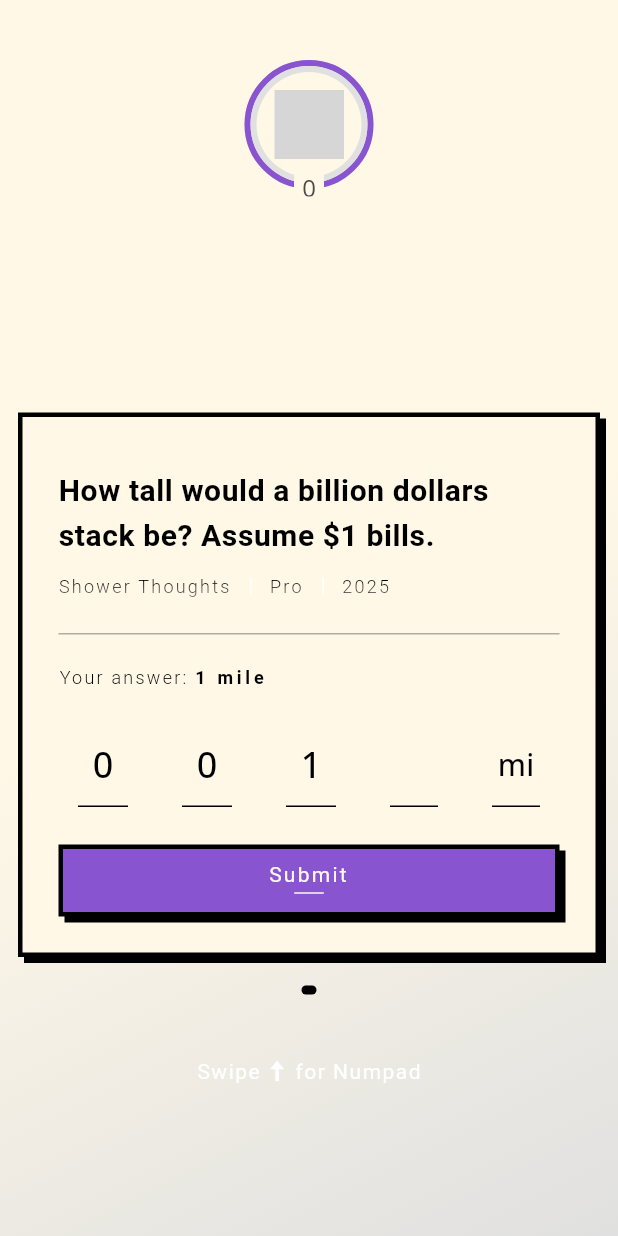
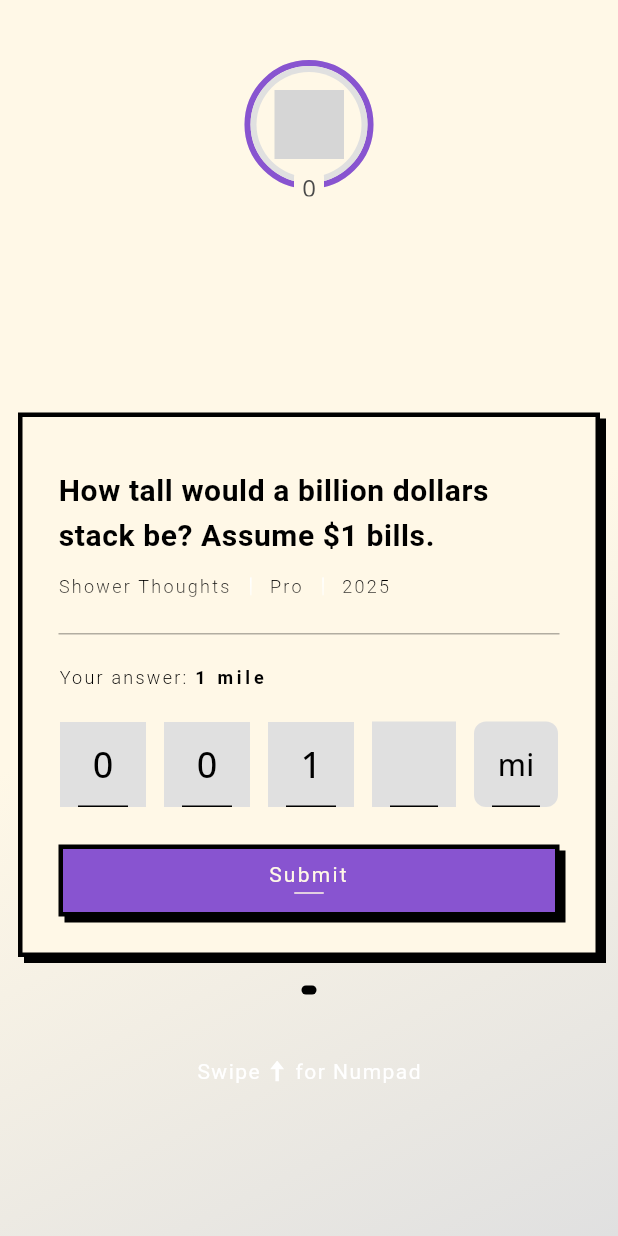
Before and after one commit to leverai/fermi-gen, a Flutter app: the OnboardingScreen screen opened by its route, on a phone screen of 412 x 824 dp. Run offline on Flutter 3.47's test engine with Material 3 defaults, Android fonts, the phone set to English and light mode, and no system bars; drawn by our look-alikes of dots_indicator; our stand-ins replace app_links, cloud_firestore, confetti, firebase_auth, firebase_core, flutter_svg and 7 more; missing offline and left inert: firebase_ui_auth, tutorial_coach_mark; accounts and stored records are empty; Roboto replaces fonts that are missing (Ubuntu); statements that could not run were skipped; project files that could hold a hidden picture were left out; grey boxes are pictures that could not be loaded.

Commit message:
fixup(ff): bg colors for digits

```diff
--- a/apps/fermi-frontend/lib/widgets/answer_widget.dart
+++ b/apps/fermi-frontend/lib/widgets/answer_widget.dart
@@ -573,9 +573,8 @@ class _AnswerWidgetState extends State<AnswerWidget> {
             constraints: BoxConstraints(
               maxHeight: widget.height - containerMargin,
             ),
-            decoration: BoxDecoration(
+            decoration: const BoxDecoration(
               color: Colors.transparent,
-              borderRadius: BorderRadius.circular(12),
             ),
             child: Row(
               mainAxisSize: MainAxisSize.max,
@@ -595,8 +594,8 @@ class _AnswerWidgetState extends State<AnswerWidget> {
                     borderColor: Colors.transparent,
                     draggingBorderColor: appTheme.primary,
                     focusedBorderColor: appTheme.primary,
-                    borderWidth: 1,
-                    digitBackgroundColor: Colors.transparent,
+                    borderWidth: 2,
+                    digitBackgroundColor: appTheme.bgDark,
                     digitTextStyle: AppFont.secondaryTextStyle(
                       context,
                       fontSize: 24,
@@ -638,6 +637,7 @@ class _AnswerWidgetState extends State<AnswerWidget> {
                     revealColor: _digitsOverrideColor,
                     controller: _omController,
                     onChanged: _onOmChanged,
+                    backgroundColor: appTheme.bgDark,
                     onBeforeOpen: () {
                       // Close any open numpad before opening OM selector
                       _digitsController.clearFocus();
@@ -667,6 +667,7 @@ class _AnswerWidgetState extends State<AnswerWidget> {
                           revealColor: _digitsOverrideColor,
                           controller: _unitController,
                           unitOptionsNotifier: widget.unitOptionsNotifier,
+                          backgroundColor: appTheme.bgDark,
                           onBeforeOpen: () {
                             // Close any open numpad before opening unit selector
                             _digitsController.clearFocus();
--- a/apps/fermi-frontend/lib/widgets/digit_wheels.dart
+++ b/apps/fermi-frontend/lib/widgets/digit_wheels.dart
@@ -118,8 +118,8 @@ class DigitWheels extends StatefulWidget {
     this.enabled = true,
     this.digitTextStyle,
     this.borderColor,
-    this.borderWidth = 1.0,
-    this.borderRadius = 8.0,
+    this.borderWidth = 2.0,
+    this.borderRadius = 0.0,
     this.revealDigitTextStyle,
     this.draggingBorderColor,
     this.focusedDigitTextStyle,
@@ -295,8 +295,10 @@ class _DigitWheelsState extends State<DigitWheels>
     final v = _clampValue(value);
     final d = _decompose(v);
     final current = _compose();
-    AppLogger.debug('DigitWheels._animateTo: value=$value, clamped=$v, current=$current, decomposed=hundreds=${d.hundreds}, tens=${d.tens}, ones=${d.ones}, duration=${duration.inMilliseconds}ms');
-    AppLogger.debug('DigitWheels._animateTo: Calling animateToItem on all wheels');
+    AppLogger.debug(
+        'DigitWheels._animateTo: value=$value, clamped=$v, current=$current, decomposed=hundreds=${d.hundreds}, tens=${d.tens}, ones=${d.ones}, duration=${duration.inMilliseconds}ms');
+    AppLogger.debug(
+        'DigitWheels._animateTo: Calling animateToItem on all wheels');
     await Future.wait([
       _hundreds.animateToItem(d.hundreds,
           duration: duration, curve: Curves.easeInOutCubic),
@@ -305,12 +307,14 @@ class _DigitWheelsState extends State<DigitWheels>
       _ones.animateToItem(d.ones,
           duration: duration, curve: Curves.easeInOutCubic),
     ]);
-    AppLogger.debug('DigitWheels._animateTo: All animateToItem calls completed');
+    AppLogger.debug(
+        'DigitWheels._animateTo: All animateToItem calls completed');
     // onChanged will be emitted from listeners below
   }
 
   Future<void> _revealTo(int value, Duration duration) async {
-    AppLogger.debug('DigitWheels._revealTo: value=$value, duration=${duration.inMilliseconds}ms, currentValue=${_compose()}');
+    AppLogger.debug(
+        'DigitWheels._revealTo: value=$value, duration=${duration.inMilliseconds}ms, currentValue=${_compose()}');
     setState(() => _revealed = true);
     // Fade borders to transparent alongside the reveal animation.
     // Stop any existing animation and ensure controller starts at 1.0 (fully visible) before animating to 0.0
@@ -318,7 +322,8 @@ class _DigitWheelsState extends State<DigitWheels>
     _borderOpacityController.value = 1.0;
     _borderOpacityController.duration = duration;
     _borderOpacityController.animateTo(0.0, curve: Curves.easeInOutCubic);
-    AppLogger.debug('DigitWheels._revealTo: Calling _animateTo($value, $duration)');
+    AppLogger.debug(
+        'DigitWheels._revealTo: Calling _animateTo($value, $duration)');
     await _animateTo(value, duration);
     AppLogger.debug('DigitWheels._revealTo: _animateTo returned');
   }
--- a/apps/fermi-frontend/lib/widgets/om_label.dart
+++ b/apps/fermi-frontend/lib/widgets/om_label.dart
@@ -66,6 +66,7 @@ class OmLabel extends StatefulWidget {
     this.controller,
     this.onSelectorComplete,
     this.onBeforeOpen,
+    this.backgroundColor,
   });
 
   final String initialValue;
@@ -77,6 +78,8 @@ class OmLabel extends StatefulWidget {
       onSelectorComplete; // Called when selector popup closes with selection
   final VoidCallback?
       onBeforeOpen; // Called before selector opens (to close other inputs)
+  final Color?
+      backgroundColor; // Background color that fades to transparent when revealed
 
   @override
   State<OmLabel> createState() => _OmLabelState();
@@ -196,10 +199,6 @@ class _OmLabelState extends State<OmLabel> with SingleTickerProviderStateMixin {
               constraints: const BoxConstraints(minWidth: 400),
               decoration: BoxDecoration(
                 color: appTheme.bg,
-                borderRadius: const BorderRadius.only(
-                  topLeft: Radius.circular(16),
-                  topRight: Radius.circular(16),
-                ),
               ),
               padding: const EdgeInsets.all(24),
               child: SafeArea(
@@ -214,7 +213,6 @@ class _OmLabelState extends State<OmLabel> with SingleTickerProviderStateMixin {
                       margin: const EdgeInsets.only(bottom: 16),
                       decoration: BoxDecoration(
                         color: appTheme.border,
-                        borderRadius: BorderRadius.circular(2),
                       ),
                     ),
                     const SizedBox(height: 2),
@@ -416,12 +414,23 @@ class _OmLabelState extends State<OmLabel> with SingleTickerProviderStateMixin {
         _isFocused ? appTheme.primary : Colors.transparent;
 
     return Container(
-      decoration: BoxDecoration(
+      decoration: const BoxDecoration(
         color: Colors.transparent,
-        borderRadius: BorderRadius.circular(8.0),
       ),
       child: GestureDetector(
         onTap: widget.editable ? _showOmSelector : null,
+        child: AnimatedBuilder(
+          animation: _indicatorFadeController,
+          builder: (context, child) {
+            return Container(
+              decoration: BoxDecoration(
+                color: widget.backgroundColor == null ||
+                        widget.backgroundColor == Colors.transparent
+                    ? Colors.transparent
+                    : widget.backgroundColor!
+                        // ignore: deprecated_member_use
+                        .withOpacity(_indicatorFadeController.value),
+              ),
               child: Stack(
                 children: [
                   StringWheel(
@@ -435,7 +444,6 @@ class _OmLabelState extends State<OmLabel> with SingleTickerProviderStateMixin {
                     borderColor: borderColor,
                     draggingBorderColor: appTheme.primary,
                     borderWidth: 1.5,
-              borderRadius: 8.0,
                     textStyle: AppFont.secondaryTextStyle(
                       context,
                       fontSize: 24,
@@ -455,9 +463,8 @@ class _OmLabelState extends State<OmLabel> with SingleTickerProviderStateMixin {
                   ),
                   // Tap indicator line at bottom
                   // Hide when focused or dragging (scroll indicator is showing)
-            AnimatedBuilder(
-              animation: _indicatorFadeController,
-              builder: (context, child) {
+                  Builder(
+                    builder: (context) {
                       // Hide tap indicator when scroll indicator is showing (focused or dragging)
                       final double effectiveOpacity = (_isFocused || _isDragging)
                           ? 0.0
@@ -469,6 +476,9 @@ class _OmLabelState extends State<OmLabel> with SingleTickerProviderStateMixin {
                   ),
                 ],
               ),
+            );
+          },
+        ),
       ),
     );
   }
--- a/apps/fermi-frontend/lib/widgets/string_wheel.dart
+++ b/apps/fermi-frontend/lib/widgets/string_wheel.dart
@@ -48,8 +48,8 @@ class StringWheel extends StatefulWidget {
     this.textStyle,
     this.controller,
     this.borderColor,
-    this.borderWidth = 1.0,
-    this.borderRadius = 8.0,
+    this.borderWidth = 2.0,
+    this.borderRadius = 0.0,
     this.draggingBorderColor,
     this.onDraggingChanged,
   });
@@ -122,8 +122,10 @@ class _StringWheelState extends State<StringWheel> {
     }
     final int idx = _indexOf(value).clamp(0, widget.values.length - 1);
     final int currentIdx = _controller.selectedItem;
-    AppLogger.debug('StringWheel._animateTo: value=$value, idx=$idx, currentIdx=$currentIdx, duration=${duration.inMilliseconds}ms');
-    AppLogger.debug('StringWheel._animateTo: Calling animateToItem($idx, duration=$duration)');
+    AppLogger.debug(
+        'StringWheel._animateTo: value=$value, idx=$idx, currentIdx=$currentIdx, duration=${duration.inMilliseconds}ms');
+    AppLogger.debug(
+        'StringWheel._animateTo: Calling animateToItem($idx, duration=$duration)');
     await _controller.animateToItem(
       idx,
       duration: duration,
@@ -152,7 +154,6 @@ class _StringWheelState extends State<StringWheel> {
           height: widget.itemExtent,
           child: Container(
             decoration: BoxDecoration(
-              borderRadius: BorderRadius.circular(widget.borderRadius),
               border: Border.all(
                 color: _dragging
                     ? (widget.draggingBorderColor ??
@@ -164,7 +165,6 @@ class _StringWheelState extends State<StringWheel> {
               ),
             ),
             child: ClipRRect(
-              borderRadius: BorderRadius.circular(widget.borderRadius),
               child: ClipRect(
                 child: NotificationListener<ScrollNotification>(
                   onNotification: (n) {
--- a/apps/fermi-frontend/lib/widgets/unit_tape.dart
+++ b/apps/fermi-frontend/lib/widgets/unit_tape.dart
@@ -70,6 +70,7 @@ class UnitTape extends StatefulWidget {
     this.controller,
     this.unitOptionsNotifier,
     this.onBeforeOpen,
+    this.backgroundColor,
   });
 
   final List<String> units; // Available unit abbreviations
@@ -85,6 +86,8 @@ class UnitTape extends StatefulWidget {
       unitOptionsNotifier; // Optional external notifier
   final VoidCallback?
       onBeforeOpen; // Called before selector opens (to close other inputs)
+  final Color?
+      backgroundColor; // Background color that fades to transparent when revealed
 
   @override
   State<UnitTape> createState() => _UnitTapeState();
@@ -412,6 +415,19 @@ class _UnitTapeState extends State<UnitTape>
       ),
       child: GestureDetector(
         onTap: widget.editable ? _showUnitSelector : null,
+        child: AnimatedBuilder(
+          animation: _indicatorFadeController,
+          builder: (context, child) {
+            return Container(
+              decoration: BoxDecoration(
+                color: widget.backgroundColor == null ||
+                        widget.backgroundColor == Colors.transparent
+                    ? Colors.transparent
+                    : widget.backgroundColor!
+                        // ignore: deprecated_member_use
+                        .withOpacity(_indicatorFadeController.value),
+                borderRadius: BorderRadius.circular(8.0),
+              ),
               child: Stack(
                 children: [
                   StringWheel(
@@ -445,9 +461,8 @@ class _UnitTapeState extends State<UnitTape>
                   ),
                   // Tap indicator line at bottom
                   // Hide when focused or dragging (scroll indicator is showing)
-            AnimatedBuilder(
-              animation: _indicatorFadeController,
-              builder: (context, child) {
+                  Builder(
+                    builder: (context) {
                       // Hide tap indicator when scroll indicator is showing (focused or dragging)
                       final double effectiveOpacity = (_isFocused || _isDragging)
                           ? 0.0
@@ -458,6 +473,9 @@ class _UnitTapeState extends State<UnitTape>
                     },
                   ),
                 ],
+              ),
+            );
+          },
         ),
       ),
     );
```
Lines whose indentation alone changed are shown as unchanged.
